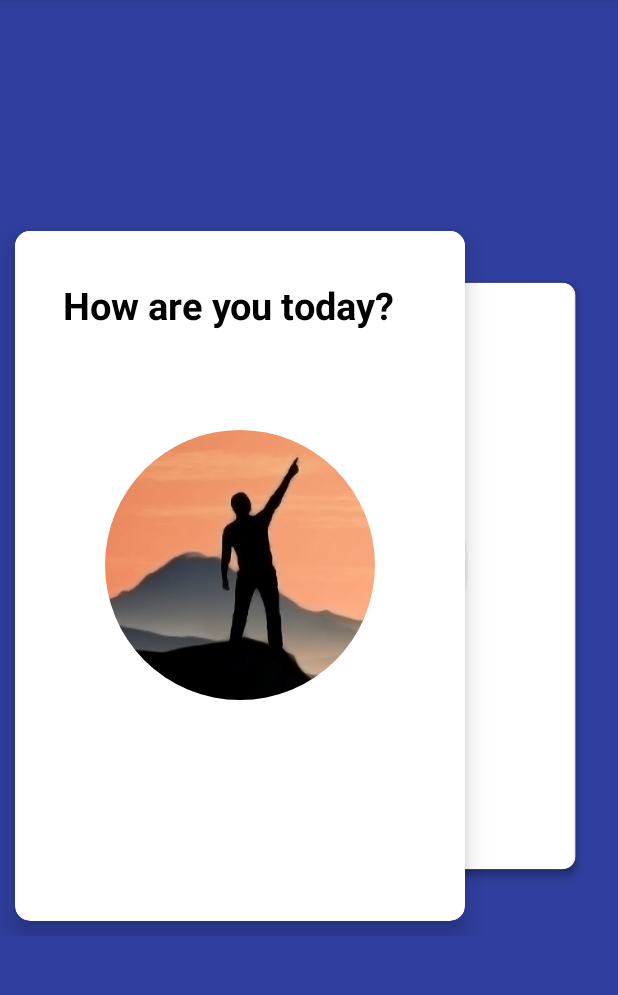
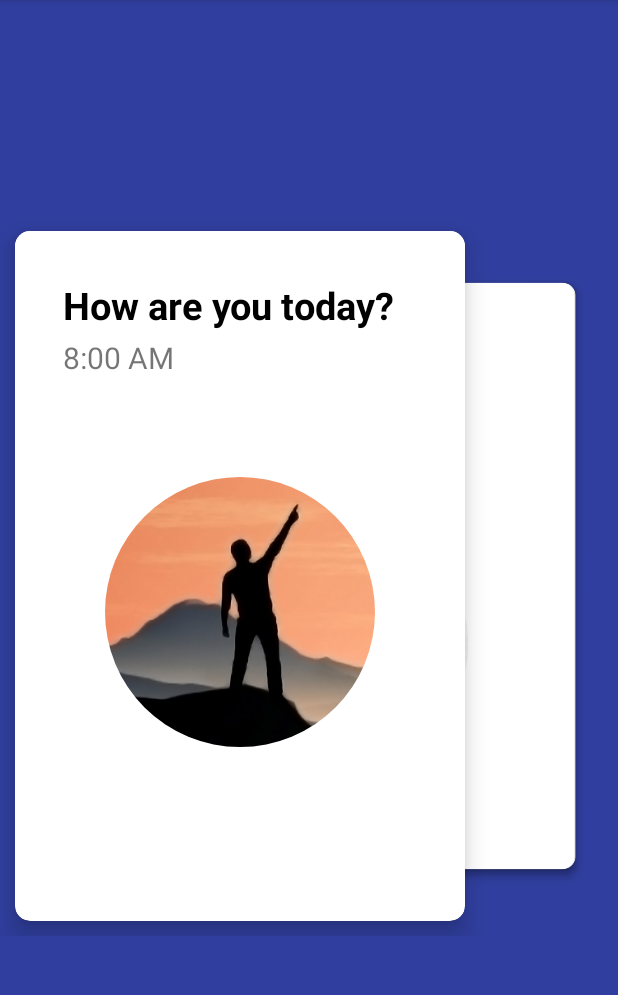
Before and after one commit to mayuroks/CardStackLayoutManager, an Android app: the screen it shows after launch (HzActivity), on a phone screen of 412 x 824 dp, the part 84-1079 px from its top. Run offline under Robolectric (Android 15) with nearby library versions, the phone set to English and light mode, and no system bars; our stand-ins replace CircleImageView.

Commit message:
UI and copy changes

```diff
--- a/app/src/main/java/com/mayurrokade/cardstacklayoutmanager/HzActivity.java
+++ b/app/src/main/java/com/mayurrokade/cardstacklayoutmanager/HzActivity.java
@@ -51,12 +51,12 @@ public class HzActivity extends AppCompatActivity {
         }
 
         private void init() {
-            mItems.add(new MyModel("Goodbye! Have a nice day.", R.drawable.one));
-            mItems.add(new MyModel("Hope to see you soon?", R.drawable.two));
-            mItems.add(new MyModel("It was nice seeing you?", R.drawable.three));
-            mItems.add(new MyModel("Where have you been?", R.drawable.four));
-            mItems.add(new MyModel("What time is it?", R.drawable.five));
-            mItems.add(new MyModel("How are you today?", R.drawable.six));
+            mItems.add(new MyModel("Goodbye! Have a nice day", "6:00 PM", R.drawable.one));
+            mItems.add(new MyModel("In the creative zone", "4:00 PM", R.drawable.two));
+            mItems.add(new MyModel("Let the work begin", "2:00 PM", R.drawable.three));
+            mItems.add(new MyModel("Office! Run for it", "12:00 PM", R.drawable.four));
+            mItems.add(new MyModel("Time for your breakfast", "10:00 AM", R.drawable.five));
+            mItems.add(new MyModel("How are you today?", "8:00 AM", R.drawable.six));
         }
 
         @Override
@@ -71,6 +71,7 @@ public class HzActivity extends AppCompatActivity {
         public void onBindViewHolder(ViewHolder holder, int position) {
             MyModel model = mItems.get(position);
             holder.tv.setText(model.title);
+            holder.tvDescription.setText(model.time);
             holder.image.setImageResource(model.drawable);
         }
 
@@ -80,24 +81,28 @@ public class HzActivity extends AppCompatActivity {
         }
 
         class ViewHolder extends RecyclerView.ViewHolder {
-            TextView tv;
+            TextView tv, tvDescription;
             CircleImageView image;
 
             public ViewHolder(View itemView) {
                 super(itemView);
-                tv = (TextView) itemView.findViewById(R.id.tv);
-                image = (CircleImageView) itemView.findViewById(R.id.image);
+                tv = itemView.findViewById(R.id.tv);
+                tvDescription = itemView.findViewById(R.id.tvDescription);
+                image = itemView.findViewById(R.id.image);
             }
         }
     }
 
     class MyModel {
         String title;
+        String time;
+
         @DrawableRes
         int drawable;
 
-        public MyModel(String title, int drawable) {
+        public MyModel(String title, String time, int drawable) {
             this.title = title;
+            this.time = time;
             this.drawable = drawable;
         }
     }
--- a/app/src/main/res/layout/item_hz_my_model.xml
+++ b/app/src/main/res/layout/item_hz_my_model.xml
@@ -29,6 +29,14 @@
                 android:textSize="25dp"
                 android:textStyle="bold" />
 
+            <TextView
+                android:id="@+id/tvDescription"
+                android:layout_width="wrap_content"
+                android:layout_height="wrap_content"
+                android:layout_margin="2dp"
+                android:text="content"
+                android:textSize="20dp" />
+
             <de.hdodenhof.circleimageview.CircleImageView
                 android:id="@+id/image"
                 android:layout_width="180dp"
```
Also changed, not shown: app/src/main/res/drawable/one.jpg, app/src/main/res/drawable/three.jpg, app/src/main/res/drawable/two.jpg.
